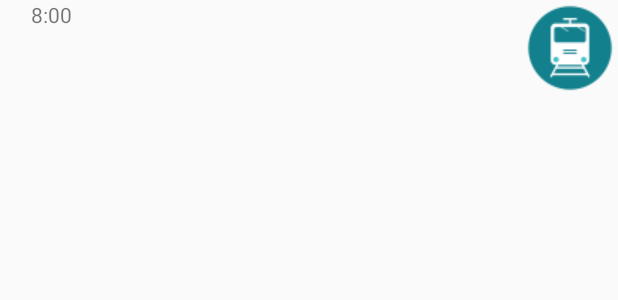
After one commit to Kratos1013/TimeTrackerAI, an Android app: the layout planner_adapter.xml on its own in the app's theme, with its tools: preview values and no code run, on a phone screen of 412 x 824 dp. The commit adds this screen. Shown: the top 300 px of the screen. Run offline under Robolectric (Android 15) with nearby library versions, the phone set to English and light mode, and no system bars.

Commit message:
sql add and sql query are done

```diff
--- a/app/src/main/AndroidManifest.xml
+++ b/app/src/main/AndroidManifest.xml
@@ -27,8 +27,10 @@
         <meta-data android:name="AA_DB_NAME" android:value="TimeTrackerAI.db" />
         <meta-data android:name="AA_DB_VERSION" android:value="1" />
         <meta-data android:name="AA_MODELS"
-            android:value="com.krintos.timetrackerai.Models.User">
+            android:value="com.krintos.timetrackerai.Models.User,
+            com.krintos.timetrackerai.Models.Weeks">
         </meta-data>
+
         <activity
             android:name=".MainActivity"
             android:label="@string/app_name">
--- a/app/src/main/java/com/krintos/timetrackerai/Helper/Helper.java
+++ b/app/src/main/java/com/krintos/timetrackerai/Helper/Helper.java
@@ -19,7 +19,7 @@ public class Helper {
     public Helper(Context context){
         this.context = context;
     }
-    public List<CarouselPicker.PickerItem> getIcons(){
+    public List<CarouselPicker.PickerItem> getIconsForCarousel(){
         for (int i = 0; i<3; i++){
             int id = context.getResources().getIdentifier("icon"+i,"drawable",context.getPackageName());
             images.add(new CarouselPicker.DrawableItem(id));
--- /dev/null
+++ b/app/src/main/res/layout/planner_adapter.xml
@@ -0,0 +1,44 @@
+<?xml version="1.0" encoding="utf-8"?>
+<LinearLayout
+    android:orientation="horizontal"
+    xmlns:android="http://schemas.android.com/apk/res/android" android:layout_width="match_parent"
+    android:layout_height="match_parent">
+<LinearLayout
+    android:layout_weight="5.0"
+    android:orientation="vertical"
+    android:layout_width="match_parent"
+    android:layout_height="match_parent">
+    <TextView
+        android:id="@+id/stime"
+        android:gravity="center"
+        android:text="8:00"
+        android:layout_width="match_parent"
+        android:layout_height="wrap_content" />
+    <TextView
+        android:id="@+id/ftime"
+        android:gravity="center"
+        android:layout_width="match_parent"
+        android:layout_height="wrap_content" />
+</LinearLayout>
+    <LinearLayout
+        android:layout_weight="1.0"
+        android:orientation="vertical"
+        android:layout_width="match_parent"
+        android:layout_height="match_parent">
+        <ImageView
+            android:id="@+id/icon"
+            android:layout_gravity="end"
+            android:src="@drawable/icon0"
+            android:layout_width="wrap_content"
+            android:layout_height="wrap_content" />
+        <TextView
+            android:id="@+id/taskname"
+            android:layout_width="match_parent"
+            android:layout_height="wrap_content" />
+        <TextView
+            android:id="@+id/notification"
+            android:textAlignment="center"
+            android:layout_width="match_parent"
+            android:layout_height="wrap_content" />
+    </LinearLayout>
+</LinearLayout>
--- a/app/src/main/res/values/strings.xml
+++ b/app/src/main/res/values/strings.xml
@@ -46,5 +46,6 @@
     <string name="finish">FINISH</string>
     <string name="notification">Notification</string>
     <string name="before">Before</string>
+    <string name="emptytask">Task can not be empty</string>
 
 </resources>
```
Also changed, not shown: app/src/main/java/com/krintos/timetrackerai/Adapters/PlannerAdapter.java (added, +69 -0 lines), app/src/main/java/com/krintos/timetrackerai/Fragments/Helper/add_to_planner.java (+139 -8 lines), app/src/main/java/com/krintos/timetrackerai/Fragments/Planner.java (+36 -3 lines), app/src/main/java/com/krintos/timetrackerai/Models/Weeks.java (+20 -0 lines), app/src/main/java/com/krintos/timetrackerai/Services/PlannerService.java (+31 -1 lines), app/src/main/res/layout/fragment_add_to_planner.xml (+23 -6 lines).
